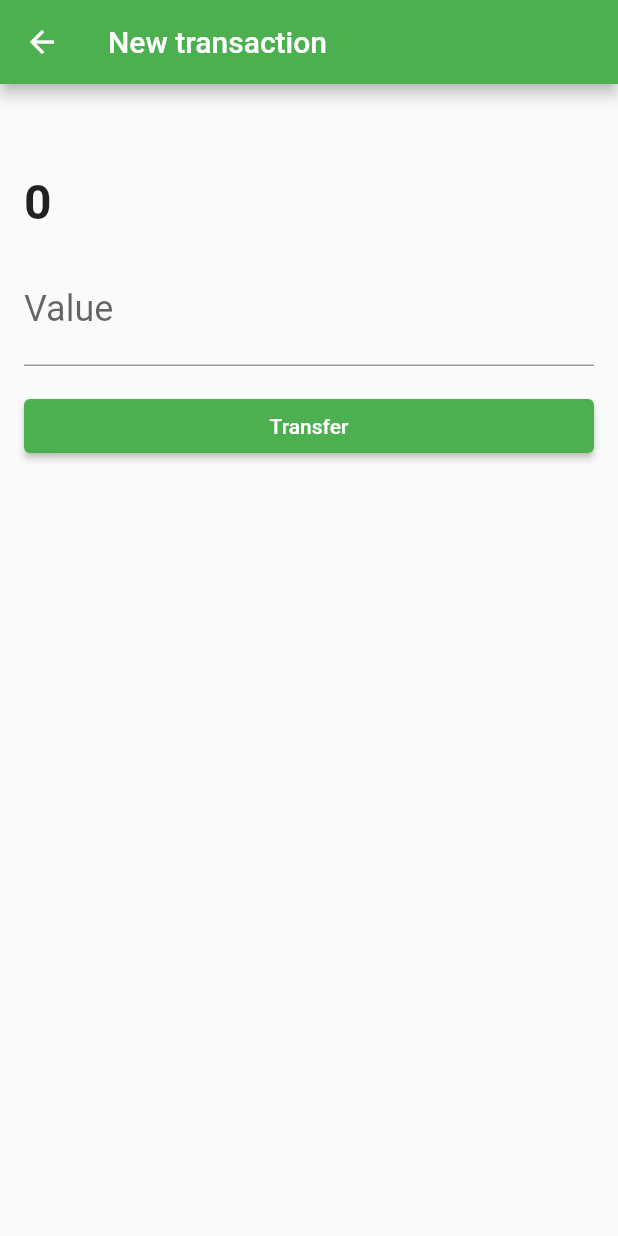
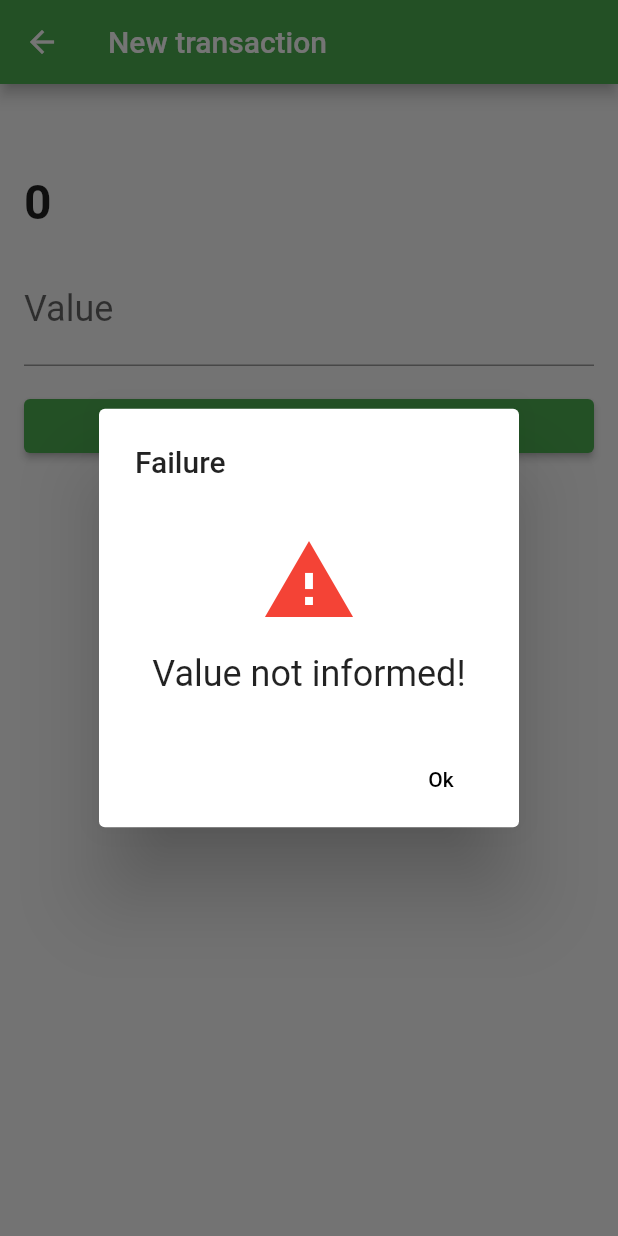
Before and after one commit to giovaniandrade/bytebank2, a Flutter app: the TransactionForm screen opened directly with empty values, after a tap on "Transfer", on a phone screen of 412 x 824 dp. Run offline on Flutter 3.47's test engine with Material 2 defaults, Android fonts, the phone set to English and light mode, and no system bars; our stand-ins replace sqflite; missing offline and left inert: http_interceptor; accounts and stored records are empty.

Commit message:
Tratamento de exceções

```diff
--- /dev/null
+++ b/lib/components/response_dialog.dart
@@ -0,0 +1,108 @@
+import 'package:flutter/material.dart';
+
+class ResponseDialog extends StatelessWidget {
+  final String title;
+  final String message;
+  final String buttonText;
+  final IconData? icon;
+  final Color colorIcon;
+
+  ResponseDialog({
+    this.title = "",
+    this.message = "",
+    this.icon,
+    this.buttonText = 'Ok',
+    this.colorIcon = Colors.black,
+  });
+
+  @override
+  Widget build(BuildContext context) {
+    return AlertDialog(
+      title: Visibility(
+        child: Text(title),
+        visible: title.isNotEmpty,
+      ),
+      content: Column(
+        mainAxisSize: MainAxisSize.min,
+        mainAxisAlignment: MainAxisAlignment.center,
+        crossAxisAlignment: CrossAxisAlignment.center,
+        children: <Widget>[
+          Visibility(
+            child: Padding(
+              padding: const EdgeInsets.only(top: 16.0),
+              child: Icon(
+                icon,
+                size: 64,
+                color: colorIcon,
+              ),
+            ),
+            visible: icon != null,
+          ),
+          Visibility(
+            child: Padding(
+              padding: const EdgeInsets.only(top: 16.0),
+              child: Text(
+                message,
+                textAlign: TextAlign.center,
+                style: TextStyle(
+                  fontSize: 24.0,
+                ),
+              ),
+            ),
+            visible: message.isNotEmpty,
+          )
+        ],
+      ),
+      actions: <Widget>[
+        FlatButton(
+          child: Text(buttonText),
+          onPressed: () => Navigator.pop(context),
+        )
+      ],
+    );
+  }
+}
+
+class SuccessDialog extends StatelessWidget {
+  final String title;
+  final String message;
+  final IconData icon;
+
+  SuccessDialog(
+    this.message, {
+    this.title = 'Success',
+    this.icon = Icons.done,
+  });
+
+  @override
+  Widget build(BuildContext context) {
+    return ResponseDialog(
+      title: title,
+      message: message,
+      icon: icon,
+      colorIcon: Colors.green,
+    );
+  }
+}
+
+class FailureDialog extends StatelessWidget {
+  final String title;
+  final String message;
+  final IconData icon;
+
+  FailureDialog(
+    this.message, {
+    this.title = 'Failure',
+    this.icon = Icons.warning,
+  });
+
+  @override
+  Widget build(BuildContext context) {
+    return ResponseDialog(
+      title: title,
+      message: message,
+      icon: icon,
+      colorIcon: Colors.red,
+    );
+  }
+}
--- a/lib/http/webclient.dart
+++ b/lib/http/webclient.dart
@@ -1,12 +1,9 @@
-import 'dart:convert';
-
 import 'package:bytebank2/http/interceptors/logging-interceptor.dart';
-import 'package:bytebank2/models/contact.dart';
-import 'package:bytebank2/models/transaction.dart';
-import 'package:flutter/material.dart';
 import 'package:http/http.dart';
 import 'package:http_interceptor/http_interceptor.dart';
 
-final Client client =
-    InterceptedClient.build(interceptors: [LoggingInterceptor()]);
+final Client client = InterceptedClient.build(
+  interceptors: [LoggingInterceptor()],
+  requestTimeout: Duration(seconds: 20),
+);
 const String baseUrl = 'http://192.168.0.178:8080/transactions';
--- a/lib/http/webclients/transaction_webclient.dart
+++ b/lib/http/webclients/transaction_webclient.dart
@@ -7,8 +7,8 @@ import 'package:http/http.dart';
 class TransactionWebClient {
   Future<List<Transaction>> findAll() async {
     final Response response = await client
-        .get(Uri.parse(baseUrl))
-        .timeout(const Duration(seconds: 30));
+        .get(Uri.parse(baseUrl));
+        // .timeout(const Duration(seconds: 30));
     // nao consegui testar esse timeout
     // se coloco um IP errado, simplesmente nao tem retorno
     // e nao aguarda os 30 segundos
@@ -29,19 +29,41 @@ class TransactionWebClient {
     // debugPrint(response.body);
   }
 
-  Future<Transaction> save(Transaction transaction) async {
+  Future<Transaction> save(Transaction transaction, String password) async {
     final String transactionJson = jsonEncode(transaction.toJson());
+
+    // usado para testar multiplas transacoes
+    await Future.delayed(Duration(seconds: 15));
 
     // {} Map no dart
     final Response response = await client.post(Uri.parse(baseUrl),
         headers: {
           'Content-type': 'application/json',
-          'password': '1000',
+          'password': password,
         },
         body: transactionJson);
 
-    return Transaction.fromJson(jsonDecode(response.body));
+    // throw Exception(); // pra testar a mensagem de erro genérico (desconhecido)
+
+    if(response.statusCode == 200) {
+      return Transaction.fromJson(jsonDecode(response.body));
+    }
+
+    throw HttpException(_getMessage(response.statusCode));
   }
+
+  String _getMessage(int statusCode) {
+    if(_statusCodeResponses.containsKey(statusCode)) { // Erros tratados no Map
+      return _statusCodeResponses[statusCode] ?? 'Erro não informado';
+    }
+    return 'Erro desconhecido!';
+  }
+
+  static final Map<int, String> _statusCodeResponses = {
+    400 : 'Ocorreu um erro ao enviar a transação',
+    401 : 'Senha inválida',
+    409 : 'Transação já existe'
+  };
 
 // Map<String, dynamic> _toMap(Transaction transaction) {
 //   final Map<String, dynamic> transactionMap = {
@@ -55,3 +77,9 @@ class TransactionWebClient {
 // }
 
 }
+
+class HttpException implements Exception {
+  final String message;
+
+  HttpException(this.message);
+}
--- a/lib/main.dart
+++ b/lib/main.dart
@@ -1,11 +1,15 @@
+import 'package:bytebank2/components/transaction_auth_dialog.dart';
 import 'package:bytebank2/http/webclient.dart';
 import 'package:bytebank2/models/contact.dart';
 import 'package:bytebank2/models/transaction.dart';
 import 'package:bytebank2/screens/dashboard.dart';
 import 'package:flutter/material.dart';
+import 'package:uuid/uuid.dart';
 
 void main() {
   runApp(const BytebankApp());
+  // print(Uuid().v1());
+
   // save(Transaction(200.0, Contact(0, 'Gui', 2003))).then((transaction) => print(transaction));
 
   // findAll().then((transactions) => print('new transactions $transactions'));
--- a/lib/models/transaction.dart
+++ b/lib/models/transaction.dart
@@ -1,19 +1,23 @@
 import 'package:bytebank2/models/contact.dart';
 
 class Transaction {
+  final String id;
   final double value;
   final Contact contact;
 
   Transaction(
+      this.id,
       this.value,
       this.contact,
       );
 
   Transaction.fromJson(Map<String, dynamic> json) :
+      id = json['id'],
       value = json['value'],
       contact = Contact.fromJson(json['contact']);
 
   Map<String, dynamic> toJson() => {
+    'id' : id,
     'value' : value,
     'contact' : contact.toJson()
   };
--- a/lib/screens/transaction_form.dart
+++ b/lib/screens/transaction_form.dart
@@ -1,8 +1,16 @@
+import 'dart:async';
+import 'dart:io';
+
+import 'package:bytebank2/components/message_info.dart';
+import 'package:bytebank2/components/progress.dart';
+import 'package:bytebank2/components/response_dialog.dart';
+import 'package:bytebank2/components/transaction_auth_dialog.dart';
 import 'package:bytebank2/http/webclient.dart';
 import 'package:bytebank2/http/webclients/transaction_webclient.dart';
 import 'package:bytebank2/models/contact.dart';
 import 'package:bytebank2/models/transaction.dart';
 import 'package:flutter/material.dart';
+import 'package:uuid/uuid.dart';
 
 class TransactionForm extends StatefulWidget {
   final Contact contact;
@@ -16,9 +24,13 @@ class TransactionForm extends StatefulWidget {
 class _TransactionFormState extends State<TransactionForm> {
   final TextEditingController _valueController = TextEditingController();
   final TransactionWebClient _webClient = TransactionWebClient();
+  final String transactionId = Uuid().v4();
+
+  bool _sending = false;
 
   @override
   Widget build(BuildContext context) {
+    print(transactionId);
     return Scaffold(
       appBar: AppBar(
         title: Text('New transaction'),
@@ -29,6 +41,15 @@ class _TransactionFormState extends State<TransactionForm> {
           child: Column(
             crossAxisAlignment: CrossAxisAlignment.start,
             children: <Widget>[
+              Visibility(
+                child: Padding(
+                  padding: const EdgeInsets.all(8.0),
+                  child: Progress(
+                    message: 'Enviando...',
+                  ),
+                ),
+                visible: _sending,
+              ),
               Text(
                 widget.contact.name,
                 style: TextStyle(
@@ -58,20 +79,7 @@ class _TransactionFormState extends State<TransactionForm> {
                 padding: const EdgeInsets.only(top: 16.0),
                 child: SizedBox(
                   width: double.maxFinite,
-                  child: ElevatedButton(
-                    child: Text('Transfer'), onPressed: () {
-                      final double? value = double.tryParse(_valueController.text);
-                      if (value != null) {
-                        final transactionCreated = Transaction(value, widget
-                            .contact);
-                        _webClient.save(transactionCreated).then((transactionReceived) {
-                          if(transactionReceived != null) {
-                            Navigator.pop(context);
-                          }
-                        });
-                      }
-                  },
-                  ),
+                  child: _transferButton(context),
                 ),
               )
             ],
@@ -80,4 +88,100 @@ class _TransactionFormState extends State<TransactionForm> {
       ),
     );
   }
+
+  ElevatedButton _transferButton(BuildContext context) {
+    return ElevatedButton(
+      child: Text('Transfer'),
+      onPressed: () {
+        final double? value = double.tryParse(_valueController.text);
+
+        if (value != null) {
+          final transactionCreated = Transaction(
+            transactionId,
+            value,
+            widget.contact,
+          );
+          showDialog(
+              context: context,
+              builder: (contextDialog) {
+                // Importante: o método save precisa do contexto do form e o que é retornado aqui é o contexto do Dialog
+                return TransactionAuthDialog(
+                  onConfirm: (String password) {
+                    _save(transactionCreated, password, context);
+                  },
+                );
+              });
+        } else {
+          print('Valor nao informado!');
+          showDialog(
+              context: context,
+              builder: (contextDialog) {
+                return FailureDialog('Value not informed!');
+              });
+        }
+      },
+    );
+  }
+
+  void _save(
+    Transaction transactionCreated,
+    String password,
+    BuildContext context,
+  ) async {
+    await _sendWebApi(
+      transactionCreated,
+      password,
+      context,
+    );
+  }
+
+  Future<void> _sendWebApi(Transaction transactionCreated, String password,
+      BuildContext context) async {
+    setState(() {
+      _sending = true;
+    });
+    final Transaction transactionReceived =
+        await _webClient.save(transactionCreated, password).catchError((e) {
+      print('ERRO: $e');
+      _showFailureMessage(context,
+          message: e
+              .message); // nesse primeiro erro pega a mensagem que vem do HttpException
+    }, test: (e) => e is HttpException).catchError((e) {
+      _showFailureMessage(context,
+          message: 'API não encontrada'); // Erro específico
+    }, test: (e) => e is SocketException).catchError((e) {
+      // Essa linha testa de realmente o valor passado é uma SocketException!
+      _showFailureMessage(context);
+    }, test: (e) => e is Exception).whenComplete(() {
+      setState(() {
+        _sending = false;
+      });
+      print('Completo');
+    });
+
+    _showSuccessMessage(transactionReceived, context);
+  }
+
+  void _showFailureMessage(BuildContext context,
+      {String message = 'Erro desconhecido'}) {
+    showDialog(
+        context: context,
+        builder: (contextDialog) {
+          return FailureDialog(message);
+        });
+  }
+
+  Future<void> _showSuccessMessage(
+      Transaction transactionReceived, BuildContext context) async {
+    if (transactionReceived != null) {
+      await showDialog(
+          context: context,
+          builder: (contextDialog) {
+            // Essas mensagens poderiam ser Snackbar tambem
+            return SuccessDialog('Successful transaction');
+          });
+      Navigator.pop(
+          context); // essa linha sempre aguarda a linha de cima por causa do await
+    }
+  }
 }
--- a/pubspec.yaml
+++ b/pubspec.yaml
@@ -33,6 +33,7 @@ dependencies:
   path:
   http:
   http_interceptor:
+  uuid:
 
   # The following adds the Cupertino Icons font to your application.
   # Use with the CupertinoIcons class for iOS style icons.
```
Also changed, not shown: lib/components/progress.dart (+10 -2 lines), lib/components/transaction_auth_dialog.dart (added, +49 -0 lines), pubspec.lock.
